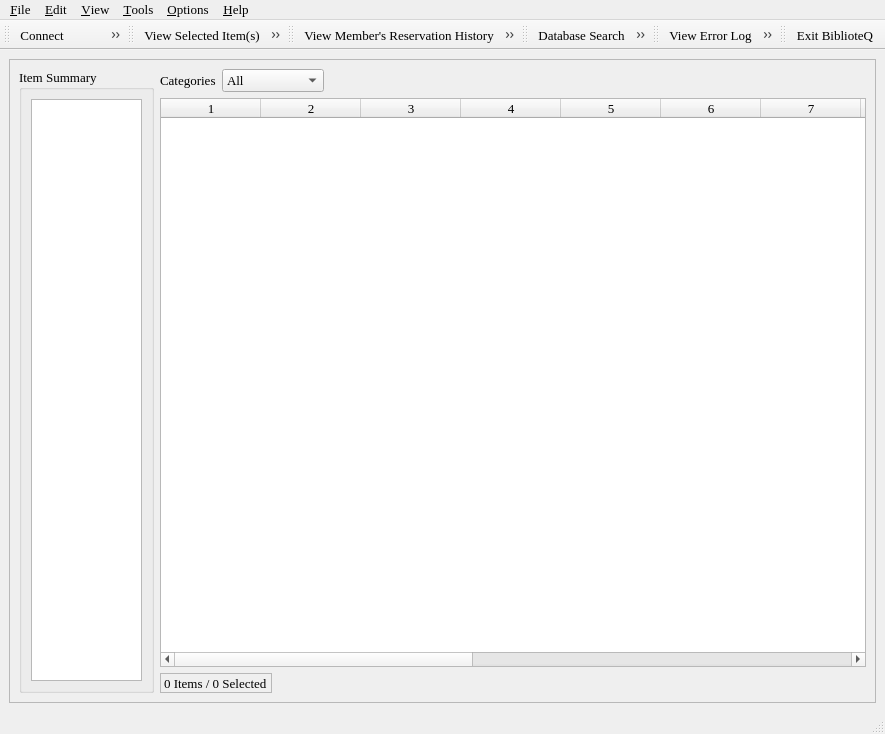
The window that mainwindow.ui (textbrowser/biblioteq) describes before a commit, drawn with Qt 5.
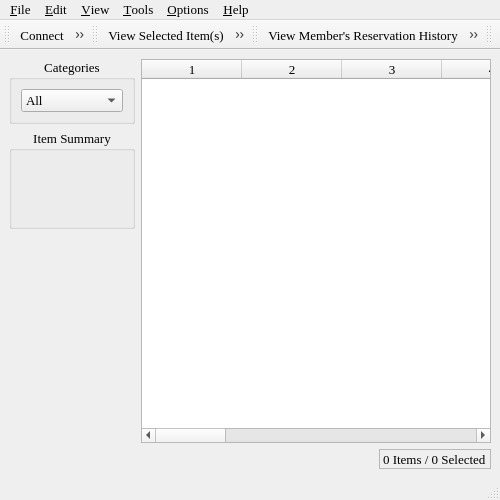
The same window after the commit. Icons and pictures are not drawn. Custom widgets are drawn as their Qt base class.

```diff
--- a/mainwindow.ui
+++ b/mainwindow.ui
@@ -5,8 +5,8 @@
    <rect>
     <x>0</x>
     <y>0</y>
-    <width>885</width>
-    <height>734</height>
+    <width>500</width>
+    <height>500</height>
    </rect>
   </property>
   <property name="minimumSize" >
@@ -35,43 +35,21 @@
   <widget class="QWidget" name="centralwidget" >
    <layout class="QVBoxLayout" >
     <item>
-     <widget class="QFrame" name="frame" >
-      <property name="frameShape" >
-       <enum>QFrame::StyledPanel</enum>
-      </property>
-      <property name="frameShadow" >
-       <enum>QFrame::Raised</enum>
-      </property>
       <layout class="QHBoxLayout" >
        <item>
-        <widget class="QGroupBox" name="groupBox_2" >
-         <property name="maximumSize" >
-          <size>
-           <width>135</width>
-           <height>16777215</height>
-          </size>
-         </property>
+       <layout class="QVBoxLayout" >
+        <item>
+         <widget class="QGroupBox" name="groupBox" >
          <property name="title" >
-          <string>Item Summary</string>
-         </property>
-         <layout class="QVBoxLayout" >
-          <item>
-           <widget class="QGraphicsView" name="item_summary" />
-          </item>
-         </layout>
-        </widget>
-       </item>
-       <item>
-        <layout class="QVBoxLayout" >
-         <item>
-          <layout class="QHBoxLayout" >
-           <item>
-            <widget class="QLabel" name="label" >
-             <property name="text" >
               <string>Categories</string>
              </property>
-            </widget>
-           </item>
+          <property name="alignment" >
+           <set>Qt::AlignHCenter</set>
+          </property>
+          <property name="flat" >
+           <bool>true</bool>
+          </property>
+          <layout class="QVBoxLayout" >
            <item>
             <widget class="QComboBox" name="typefilter" >
              <property name="sizeAdjustPolicy" >
@@ -114,15 +92,69 @@
              </item>
             </widget>
            </item>
+          </layout>
+         </widget>
+        </item>
+        <item>
+         <widget class="QGroupBox" name="groupBox_2" >
+          <property name="sizePolicy" >
+           <sizepolicy vsizetype="Preferred" hsizetype="Preferred" >
+            <horstretch>0</horstretch>
+            <verstretch>0</verstretch>
+           </sizepolicy>
+          </property>
+          <property name="title" >
+           <string>Item Summary</string>
+          </property>
+          <property name="alignment" >
+           <set>Qt::AlignHCenter</set>
+          </property>
+          <property name="flat" >
+           <bool>true</bool>
+          </property>
+          <layout class="QVBoxLayout" >
+           <item>
+            <widget class="QLabel" name="summary" >
+             <property name="text" >
+              <string/>
+             </property>
+             <property name="wordWrap" >
+              <bool>true</bool>
+             </property>
+            </widget>
+           </item>
+           <item>
+            <widget class="QLabel" name="frontImage" >
+             <property name="toolTip" >
+              <string>Front Cover Image</string>
+             </property>
+             <property name="text" >
+              <string/>
+             </property>
+            </widget>
+           </item>
+           <item>
+            <widget class="QLabel" name="backImage" >
+             <property name="toolTip" >
+              <string>Back Cover Image</string>
+             </property>
+             <property name="text" >
+              <string/>
+             </property>
+            </widget>
+           </item>
+          </layout>
+         </widget>
+        </item>
            <item>
             <spacer>
              <property name="orientation" >
-              <enum>Qt::Horizontal</enum>
+           <enum>Qt::Vertical</enum>
              </property>
              <property name="sizeHint" >
               <size>
-               <width>40</width>
-               <height>20</height>
+            <width>20</width>
+            <height>40</height>
               </size>
              </property>
             </spacer>
@@ -249,8 +281,23 @@
            </column>
           </widget>
          </item>
+     </layout>
+    </item>
          <item>
           <layout class="QHBoxLayout" >
+      <item>
+       <spacer>
+        <property name="orientation" >
+         <enum>Qt::Horizontal</enum>
+        </property>
+        <property name="sizeHint" >
+         <size>
+          <width>40</width>
+          <height>20</height>
+         </size>
+        </property>
+       </spacer>
+      </item>
            <item>
             <widget class="QLabel" name="information_label" >
              <property name="font" >
@@ -272,25 +319,7 @@
              </property>
             </widget>
            </item>
-           <item>
-            <spacer>
-             <property name="orientation" >
-              <enum>Qt::Horizontal</enum>
-             </property>
-             <property name="sizeHint" >
-              <size>
-               <width>40</width>
-               <height>20</height>
-              </size>
-             </property>
-            </spacer>
-           </item>
-          </layout>
-         </item>
-        </layout>
-       </item>
-      </layout>
-     </widget>
+     </layout>
     </item>
    </layout>
   </widget>
@@ -299,8 +328,8 @@
     <rect>
      <x>0</x>
      <y>0</y>
-     <width>885</width>
-     <height>26</height>
+     <width>500</width>
+     <height>28</height>
     </rect>
    </property>
    <property name="font" >
```
Left out of the diff: 1 changed line with no effect on the pictures. Lines whose indentation alone changed are shown as unchanged.
